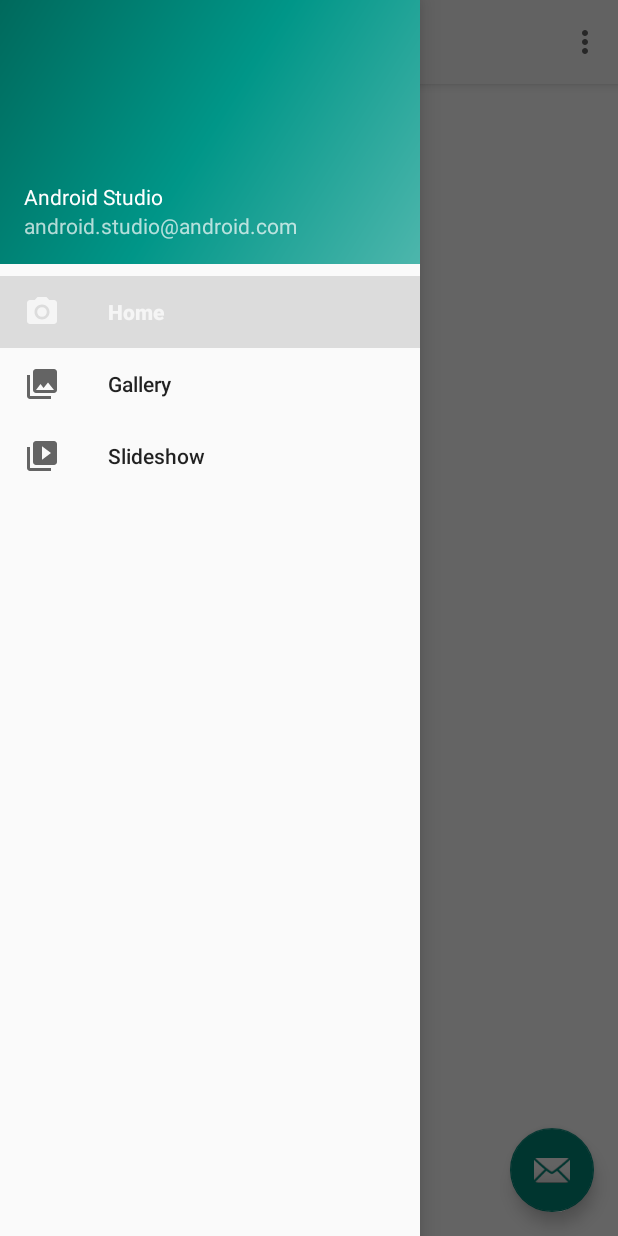
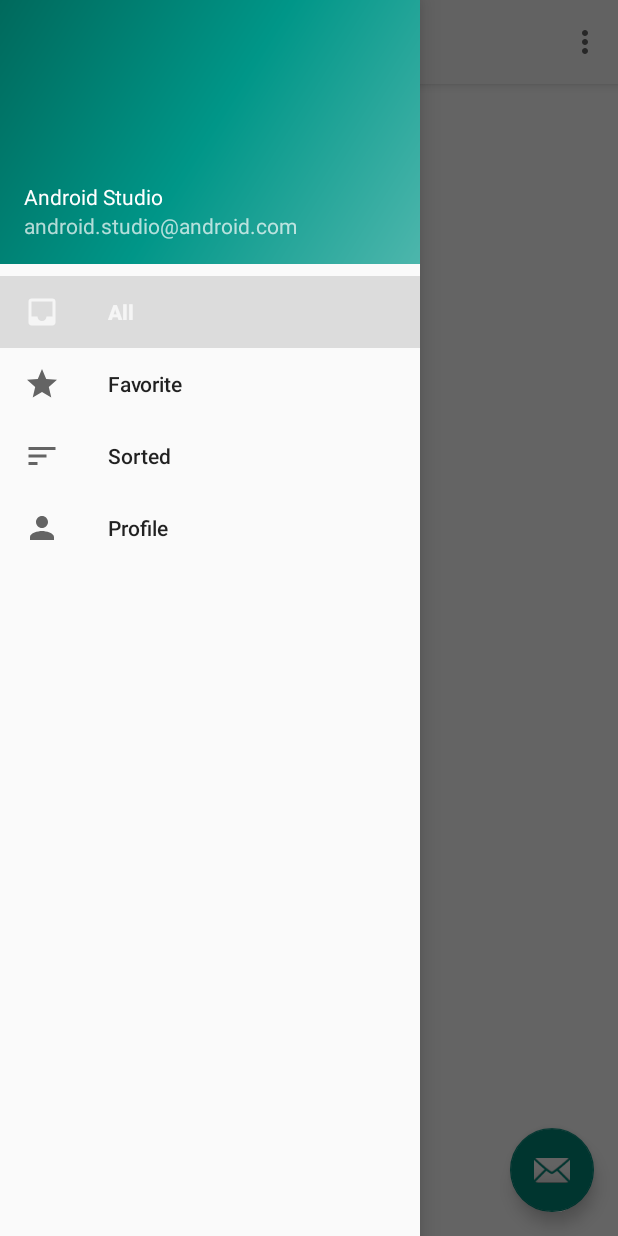
Before and after one commit to NidalZabade/FinalProjectAndriodLab, an Android app: the NotesActivity screen opened directly, with no data from a screen before it, with the side drawer open, on a phone screen of 412 x 824 dp. Run offline under Robolectric (Android 15) with nearby library versions, the light colour scheme and no system bars; our stand-ins replace navigation-ui; 3 statements that could not run were skipped.

Commit message:
modified drawer activity options

```diff
--- a/app/src/main/java/edu/birzeit/nidlibraheem/finalproject/NotesActivity.java
+++ b/app/src/main/java/edu/birzeit/nidlibraheem/finalproject/NotesActivity.java
@@ -42,7 +42,7 @@
         // Passing each menu ID as a set of Ids because each
         // menu should be considered as top level destinations.
         mAppBarConfiguration = new AppBarConfiguration.Builder(
-                R.id.nav_home, R.id.nav_gallery, R.id.nav_slideshow)
+                R.id.nav_all, R.id.nav_favorite,R.id.nav_sorted, R.id.nav_profile)
                 .setOpenableLayout(drawer)
                 .build();
         NavController navController = Navigation.findNavController(this, R.id.nav_host_fragment_content_notes);
--- a/app/src/main/java/edu/birzeit/nidlibraheem/finalproject/ui/slideshow/SlideshowFragment.java
+++ b/app/src/main/java/edu/birzeit/nidlibraheem/finalproject/ui/all/AllFragment.java
@@ -1,4 +1,4 @@
-package edu.birzeit.nidlibraheem.finalproject.ui.slideshow;
+package edu.birzeit.nidlibraheem.finalproject.ui.all;
 
 import android.os.Bundle;
 import android.view.LayoutInflater;
@@ -10,22 +10,23 @@
 import androidx.fragment.app.Fragment;
 import androidx.lifecycle.ViewModelProvider;
 
-import edu.birzeit.nidlibraheem.finalproject.databinding.FragmentSlideshowBinding;
+import edu.birzeit.nidlibraheem.finalproject.MainActivity;
+import edu.birzeit.nidlibraheem.finalproject.databinding.FragmentAllBinding;
 
-public class SlideshowFragment extends Fragment {
+public class AllFragment extends Fragment {
 
-    private FragmentSlideshowBinding binding;
+    private FragmentAllBinding binding;
 
     public View onCreateView(@NonNull LayoutInflater inflater,
                              ViewGroup container, Bundle savedInstanceState) {
-        SlideshowViewModel slideshowViewModel =
-                new ViewModelProvider(this).get(SlideshowViewModel.class);
+        AllViewModel allViewModel =
+                new ViewModelProvider(this).get(AllViewModel.class);
 
-        binding = FragmentSlideshowBinding.inflate(inflater, container, false);
+        binding = FragmentAllBinding.inflate(inflater, container, false);
         View root = binding.getRoot();
 
-        final TextView textView = binding.textSlideshow;
-        slideshowViewModel.getText().observe(getViewLifecycleOwner(), textView::setText);
+        final TextView textView = binding.textAll;
+        textView.setText("Welcome " + MainActivity.loggedInUser.getFirstName());
         return root;
     }
 
--- /dev/null
+++ b/app/src/main/java/edu/birzeit/nidlibraheem/finalproject/ui/all/AllViewModel.java
@@ -0,0 +1,19 @@
+package edu.birzeit.nidlibraheem.finalproject.ui.all;
+
+import androidx.lifecycle.LiveData;
+import androidx.lifecycle.MutableLiveData;
+import androidx.lifecycle.ViewModel;
+
+public class AllViewModel extends ViewModel {
+
+    private final MutableLiveData<String> mText;
+
+    public AllViewModel() {
+        mText = new MutableLiveData<>();
+        mText.setValue("This is all fragment");
+    }
+
+    public LiveData<String> getText() {
+        return mText;
+    }
+}
--- a/app/src/main/java/edu/birzeit/nidlibraheem/finalproject/ui/home/HomeFragment.java
+++ b/app/src/main/java/edu/birzeit/nidlibraheem/finalproject/ui/profile/ProfileFragment.java
@@ -1,4 +1,4 @@
-package edu.birzeit.nidlibraheem.finalproject.ui.home;
+package edu.birzeit.nidlibraheem.finalproject.ui.profile;
 
 import android.os.Bundle;
 import android.view.LayoutInflater;
@@ -11,24 +11,22 @@
 import androidx.lifecycle.ViewModelProvider;
 
 import edu.birzeit.nidlibraheem.finalproject.MainActivity;
-import edu.birzeit.nidlibraheem.finalproject.databinding.FragmentHomeBinding;
+import edu.birzeit.nidlibraheem.finalproject.databinding.FragmentProfileBinding;
 
-public class HomeFragment extends Fragment {
+public class ProfileFragment extends Fragment {
 
-    private FragmentHomeBinding binding;
+    private FragmentProfileBinding binding;
 
     public View onCreateView(@NonNull LayoutInflater inflater,
                              ViewGroup container, Bundle savedInstanceState) {
-        HomeViewModel homeViewModel =
-                new ViewModelProvider(this).get(HomeViewModel.class);
+        ProfileViewModel favoriteViewModel =
+                new ViewModelProvider(this).get(ProfileViewModel.class);
 
-        binding = FragmentHomeBinding.inflate(inflater, container, false);
+        binding = FragmentProfileBinding.inflate(inflater, container, false);
         View root = binding.getRoot();
 
-        final TextView textView = binding.textHome;
-
-        textView.setText("Welcome " + MainActivity.loggedInUser.getFirstName());
-
+        final TextView textView = binding.textProfile;
+        favoriteViewModel.getText().observe(getViewLifecycleOwner(), textView::setText);
         return root;
     }
 
--- a/app/src/main/java/edu/birzeit/nidlibraheem/finalproject/ui/home/HomeViewModel.java
+++ b/app/src/main/java/edu/birzeit/nidlibraheem/finalproject/ui/sorted/SortedViewModel.java
@@ -1,16 +1,16 @@
-package edu.birzeit.nidlibraheem.finalproject.ui.home;
+package edu.birzeit.nidlibraheem.finalproject.ui.sorted;
 
 import androidx.lifecycle.LiveData;
 import androidx.lifecycle.MutableLiveData;
 import androidx.lifecycle.ViewModel;
 
-public class HomeViewModel extends ViewModel {
+public class SortedViewModel extends ViewModel {
 
     private final MutableLiveData<String> mText;
 
-    public HomeViewModel() {
+    public SortedViewModel() {
         mText = new MutableLiveData<>();
-        mText.setValue("This is home fragment");
+        mText.setValue("This is sort fragment");
     }
 
     public LiveData<String> getText() {
--- /dev/null
+++ b/app/src/main/res/drawable/baseline_inbox_24.xml
@@ -0,0 +1,5 @@
+<vector android:height="24dp" android:tint="#000000"
+    android:viewportHeight="24" android:viewportWidth="24"
+    android:width="24dp" xmlns:android="http://schemas.android.com/apk/res/android">
+    <path android:fillColor="@android:color/white" android:pathData="M19,3L4.99,3c-1.11,0 -1.98,0.89 -1.98,2L3,19c0,1.1 0.88,2 1.99,2L19,21c1.1,0 2,-0.9 2,-2L21,5c0,-1.11 -0.9,-2 -2,-2zM19,15h-4c0,1.66 -1.35,3 -3,3s-3,-1.34 -3,-3L4.99,15L4.99,5L19,5v10z"/>
+</vector>
--- /dev/null
+++ b/app/src/main/res/drawable/baseline_sort_24.xml
@@ -0,0 +1,5 @@
+<vector android:autoMirrored="true" android:height="24dp"
+    android:tint="#000000" android:viewportHeight="24"
+    android:viewportWidth="24" android:width="24dp" xmlns:android="http://schemas.android.com/apk/res/android">
+    <path android:fillColor="@android:color/white" android:pathData="M3,18h6v-2L3,16v2zM3,6v2h18L21,6L3,6zM3,13h12v-2L3,11v2z"/>
+</vector>
--- /dev/null
+++ b/app/src/main/res/drawable/baseline_star_24.xml
@@ -0,0 +1,5 @@
+<vector android:height="24dp" android:tint="#000000"
+    android:viewportHeight="24" android:viewportWidth="24"
+    android:width="24dp" xmlns:android="http://schemas.android.com/apk/res/android">
+    <path android:fillColor="@android:color/white" android:pathData="M12,17.27L18.18,21l-1.64,-7.03L22,9.24l-7.19,-0.61L12,2 9.19,8.63 2,9.24l5.46,4.73L5.82,21z"/>
+</vector>
--- a/app/src/main/res/layout/fragment_slideshow.xml
+++ b/app/src/main/res/layout/fragment_all.xml
@@ -4,10 +4,10 @@
     xmlns:tools="http://schemas.android.com/tools"
     android:layout_width="match_parent"
     android:layout_height="match_parent"
-    tools:context=".ui.slideshow.SlideshowFragment">
+    tools:context=".ui.all.AllFragment">
 
     <TextView
-        android:id="@+id/text_slideshow"
+        android:id="@+id/text_all"
         android:layout_width="match_parent"
         android:layout_height="wrap_content"
         android:layout_marginStart="8dp"
--- a/app/src/main/res/layout/fragment_home.xml
+++ b/app/src/main/res/layout/fragment_favorite.xml
@@ -4,10 +4,10 @@
     xmlns:tools="http://schemas.android.com/tools"
     android:layout_width="match_parent"
     android:layout_height="match_parent"
-    tools:context=".ui.home.HomeFragment">
+    tools:context=".ui.favorite.FavoriteFragment">
 
     <TextView
-        android:id="@+id/text_home"
+        android:id="@+id/text_favorite"
         android:layout_width="match_parent"
         android:layout_height="wrap_content"
         android:layout_marginStart="8dp"
--- a/app/src/main/res/layout/fragment_gallery.xml
+++ b/app/src/main/res/layout/fragment_profile.xml
@@ -4,10 +4,10 @@
     xmlns:tools="http://schemas.android.com/tools"
     android:layout_width="match_parent"
     android:layout_height="match_parent"
-    tools:context=".ui.gallery.GalleryFragment">
+    tools:context=".ui.profile.ProfileFragment">
 
     <TextView
-        android:id="@+id/text_gallery"
+        android:id="@+id/text_profile"
         android:layout_width="match_parent"
         android:layout_height="wrap_content"
         android:layout_marginStart="8dp"
--- a/app/src/main/res/menu/activity_main_drawer.xml
+++ b/app/src/main/res/menu/activity_main_drawer.xml
@@ -5,16 +5,22 @@
 
     <group android:checkableBehavior="single">
         <item
-            android:id="@+id/nav_home"
-            android:icon="@drawable/ic_menu_camera"
-            android:title="@string/menu_home" />
+            android:id="@+id/nav_all"
+            android:icon="@drawable/baseline_inbox_24"
+            android:title="@string/menu_all" />
         <item
-            android:id="@+id/nav_gallery"
-            android:icon="@drawable/ic_menu_gallery"
-            android:title="@string/menu_gallery" />
+            android:id="@+id/nav_favorite"
+            android:icon="@drawable/baseline_star_24"
+            android:title="@string/menu_favorite" />
         <item
-            android:id="@+id/nav_slideshow"
-            android:icon="@drawable/ic_menu_slideshow"
-            android:title="@string/menu_slideshow" />
+            android:id="@+id/nav_sorted"
+            android:icon="@drawable/baseline_sort_24"
+            android:title="@string/menu_sorted" />
+
+        <item
+            android:id="@+id/nav_profile"
+            android:icon="@drawable/baseline_person_24"
+            android:title="@string/menu_profile" />
+
     </group>
 </menu>
--- a/app/src/main/res/values/strings.xml
+++ b/app/src/main/res/values/strings.xml
@@ -8,7 +8,8 @@
     <string name="nav_header_desc">Navigation header</string>
     <string name="action_settings">Settings</string>
 
-    <string name="menu_home">Home</string>
-    <string name="menu_gallery">Gallery</string>
-    <string name="menu_slideshow">Slideshow</string>
+    <string name="menu_all">All</string>
+    <string name="menu_favorite">Favorite</string>
+    <string name="menu_sorted">Sorted</string>
+    <string name="menu_profile">Profile</string>
 </resources>
```
Also changed, not shown: app/src/main/java/edu/birzeit/nidlibraheem/finalproject/ui/favorite/FavoriteFragment.java (added, +40 -0 lines), app/src/main/java/edu/birzeit/nidlibraheem/finalproject/ui/favorite/FavoriteViewModel.java (renamed from app/src/main/java/edu/birzeit/nidlibraheem/finalproject/ui/slideshow/SlideshowViewModel.java, +4 -4 lines), app/src/main/java/edu/birzeit/nidlibraheem/finalproject/ui/profile/ProfileViewModel.java (renamed from app/src/main/java/edu/birzeit/nidlibraheem/finalproject/ui/gallery/GalleryViewModel.java, +4 -4 lines), app/src/main/java/edu/birzeit/nidlibraheem/finalproject/ui/sorted/SortedFragment.java (renamed from app/src/main/java/edu/birzeit/nidlibraheem/finalproject/ui/gallery/GalleryFragment.java, +9 -9 lines), app/src/main/res/layout/fragment_sorted.xml (added, +22 -0 lines), app/src/main/res/navigation/mobile_navigation.xml (+22 -13 lines).
